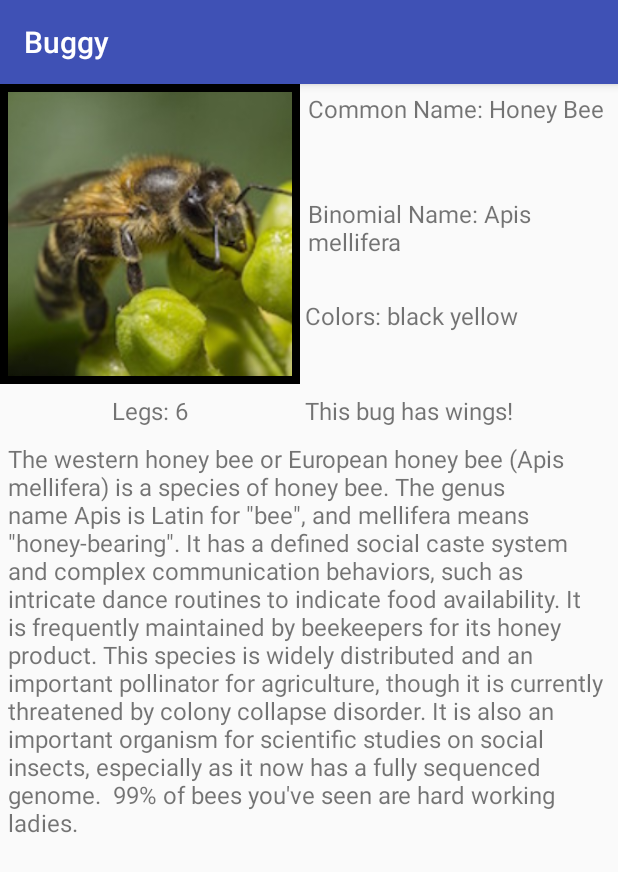
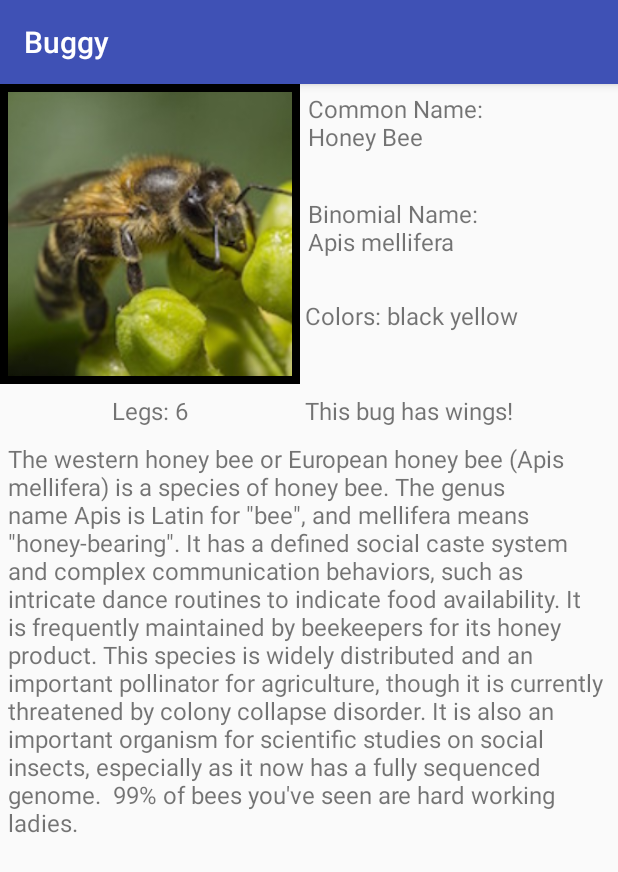
Before and after one commit to ajlomb/Buggy, an Android app: the screen it shows after launch (DetailsActivity), after a tap on "Honey Bee", on a phone screen of 412 x 824 dp. Shown: the top 872 px of the screen. Run offline under Robolectric (Android 15) with nearby library versions, the light colour scheme and no system bars.

Commit message:
Monday commit for good measure.

```diff
--- a/Buggy/app/src/main/java/com/example/alexanderlombardo/project2buggy/DetailsActivity.java
+++ b/Buggy/app/src/main/java/com/example/alexanderlombardo/project2buggy/DetailsActivity.java
@@ -52,8 +52,8 @@ public class DetailsActivity extends AppCompatActivity {
             }
             detailColors.setText("Colors: "+captureColors);
             numLegs.setText("Legs: "+captureNumLegs);
-            commonName.setText("Common Name: " +captureCommonName);
-            latinName.setText("Binomial Name: " +captureLatinName);
+            commonName.setText("Common Name: \n" +captureCommonName);
+            latinName.setText("Binomial Name: \n" +captureLatinName);
             detailDescription.setText(captureDescript);
 
             switch(captureId) {
--- a/Buggy/app/src/main/java/com/example/alexanderlombardo/project2buggy/MainActivity.java
+++ b/Buggy/app/src/main/java/com/example/alexanderlombardo/project2buggy/MainActivity.java
@@ -158,8 +158,10 @@ public class MainActivity extends AppCompatActivity {
                 Intent detailsIntent = new Intent(MainActivity.this, DetailsActivity.class);
                 Cursor selectedCursor = (Cursor) parent.getAdapter().getItem(position);
 
-                ImageView transitionImage = (ImageView)findViewById(R.id.main_list_image);
-                ActivityOptionsCompat bugOptions = ActivityOptionsCompat.makeSceneTransitionAnimation(MainActivity.this, transitionImage, "moving_bug");
+                View derp = view.findViewById(R.id.card_view);
+
+                //View transitionImage = view.findViewById(R.id.main_list_image);
+                ActivityOptionsCompat bugOptions = ActivityOptionsCompat.makeSceneTransitionAnimation(MainActivity.this, derp, "moving_bug");
 
                 detailsIntent.putExtra("id", selectedCursor.getInt(selectedCursor.getColumnIndex(BugSQLiteOpenHelper.COL_ID)));
 
--- a/Buggy/app/src/main/res/layout/main_list_format.xml
+++ b/Buggy/app/src/main/res/layout/main_list_format.xml
@@ -6,6 +6,7 @@
     >
 
     <android.support.v7.widget.CardView
+        android:id="@+id/card_view"
         android:layout_height="100dp"
         android:layout_width="match_parent"
         >
```
